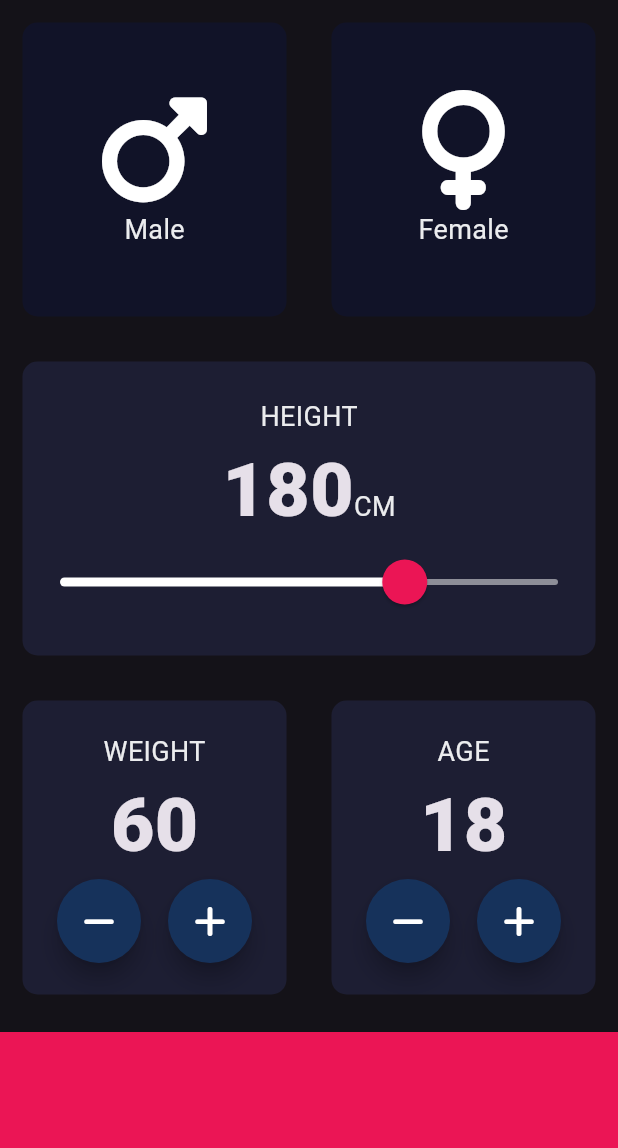
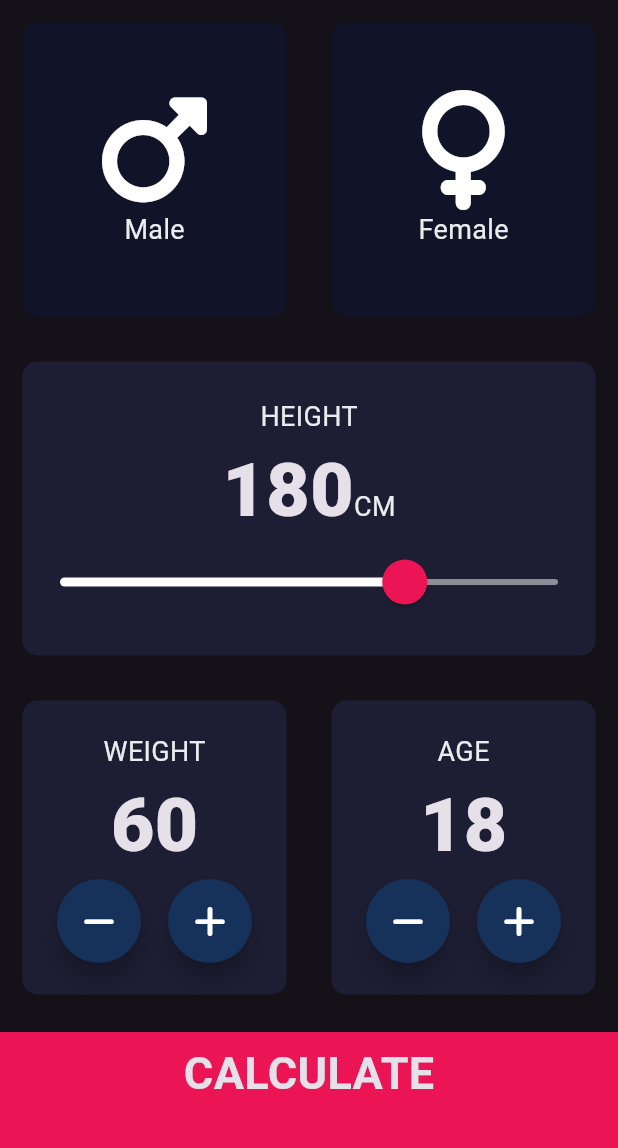
Before and after one commit to malith45/bmi_cal, a Flutter app: the screen it shows after launch, on a phone screen of 412 x 824 dp, the part 84-1232 px from its top. Run offline on Flutter 3.47's test engine with Material 3 defaults, Android fonts, the phone set to English and light mode, and no system bars; our stand-ins replace font_awesome_flutter.

Commit message:
Every visual component were implemented with their visual functionalities.

```diff
--- /dev/null
+++ b/lib/components/bottom_button.dart
@@ -0,0 +1,30 @@
+import 'package:flutter/material.dart';
+import '../constants.dart';
+
+class BottomButton extends StatelessWidget {
+  @override
+  const BottomButton(
+      {super.key, required this.btnText, required this.onPressed});
+
+  final String btnText;
+  final onPressed;
+
+  Widget build(BuildContext context) {
+    return GestureDetector(
+      onTap: onPressed,
+      child: Container(
+        child: Center(
+          child: Text(
+            btnText,
+            style: kLargeButtonStyle,
+          ),
+        ),
+        color: Color(0xffeb1555),
+        margin: EdgeInsets.only(top: 10),
+        width: double.infinity,
+        height: kBottomContainerHeight,
+        padding: EdgeInsets.only(bottom: 25),
+      ),
+    );
+  }
+}
--- a/lib/reusable_icon_label.dart
+++ b/lib/components/reusable_icon_label.dart
@@ -1,5 +1,5 @@
 import 'package:flutter/material.dart';
-import 'constants.dart';
+import '../constants.dart';
 
 class ReusableIconLabel extends StatelessWidget {
   ReusableIconLabel({super.key, required this.label, required this.iconW});
--- /dev/null
+++ b/lib/components/round_icon_button.dart
@@ -0,0 +1,21 @@
+import 'package:flutter/material.dart';
+
+class RoundIconButton extends StatelessWidget {
+  RoundIconButton({super.key, required this.icon, required this.onPressed});
+  final IconData icon;
+  final onPressed;
+  @override
+  Widget build(BuildContext context) {
+    return RawMaterialButton(
+      child: Icon(icon),
+      shape: CircleBorder(),
+      fillColor: Color(0xff16325B),
+      elevation: 6.0,
+      constraints: BoxConstraints.tightFor(
+        width: 56,
+        height: 56,
+      ),
+      onPressed: onPressed,
+    );
+  }
+}
--- a/lib/main.dart
+++ b/lib/main.dart
@@ -1,5 +1,5 @@
 import 'package:flutter/material.dart';
-import 'input_page.dart';
+import 'screens/input_page.dart';
 
 void main() => runApp(BMICalculator());
 
--- a/lib/input_page.dart
+++ b/lib/screens/input_page.dart
@@ -1,9 +1,12 @@
-import 'main.dart';
+import 'results_page.dart';
+import '../components/bottom_button.dart';
+import '../main.dart';
 import 'package:flutter/material.dart';
 import 'package:font_awesome_flutter/font_awesome_flutter.dart';
-import 'reusable_icon_label.dart';
-import 'reusable_card.dart';
-import 'constants.dart';
+import '../components/reusable_icon_label.dart';
+import '../components/reusable_card.dart';
+import '../constants.dart';
+import '../components/round_icon_button.dart';
 
 var selectedGender;
 
@@ -198,11 +201,18 @@ class InputPageState extends State<InputPage> {
                 ],
               ),
             ),
-            Container(
-              color: Color(0xffeb1555),
-              margin: EdgeInsets.only(top: 10),
-              width: double.infinity,
-              height: kBottomContainerHeight,
+            BottomButton(
+              btnText: 'CALCULATE',
+              onPressed: () {
+                Navigator.push(
+                  context,
+                  MaterialPageRoute(
+                    builder: (context) {
+                      return ResultsPage();
+                    },
+                  ),
+                );
+              },
             )
           ],
         ));
@@ -210,23 +220,3 @@ class InputPageState extends State<InputPage> {
 }
 
 enum Gender { male, female }
-
-class RoundIconButton extends StatelessWidget {
-  RoundIconButton({super.key, required this.icon, required this.onPressed});
-  final IconData icon;
-  final onPressed;
-  @override
-  Widget build(BuildContext context) {
-    return RawMaterialButton(
-      child: Icon(icon),
-      shape: CircleBorder(),
-      fillColor: Color(0xff16325B),
-      elevation: 6.0,
-      constraints: BoxConstraints.tightFor(
-        width: 56,
-        height: 56,
-      ),
-      onPressed: onPressed,
-    );
-  }
-}
```
Also changed, not shown: lib/constants.dart (+11 -0 lines), lib/screens/results_page.dart (added, +57 -0 lines), lib/components/reusable_card.dart (renamed from lib/reusable_card.dart).
